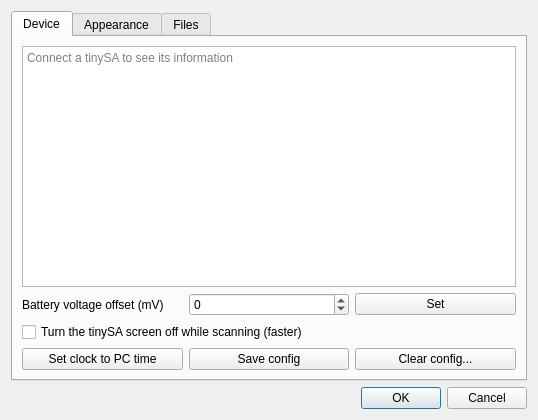
Before: the Qt Designer form src/ui/settingsdialog.ui in erikkaashoek/tinySA-app, drawn with Qt 5.
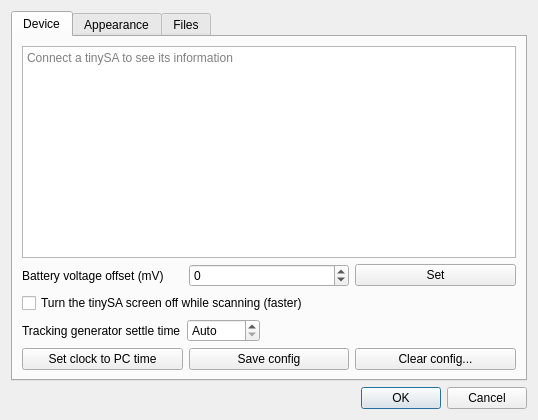
After: the same form once the commit is applied.

Commit message: Tracking generator: a second tinySA follows the sweep point by point

What changed in the file:
```diff
--- a/src/ui/settingsdialog.ui
+++ b/src/ui/settingsdialog.ui
@@ -75,6 +75,52 @@
          </property>
         </widget>
        </item>
+       <item>
+        <layout class="QHBoxLayout" name="trackSettleLayout">
+         <item>
+          <widget class="QLabel" name="trackSettleLabel">
+           <property name="text">
+            <string>Tracking generator settle time</string>
+           </property>
+          </widget>
+         </item>
+         <item>
+          <widget class="QSpinBox" name="trackSettleSpin">
+           <property name="toolTip">
+            <string>Wait between tuning the tracking generator and measuring. Auto: 10 ms when its screen is off (tinySA Ultra firmware with `ui`), 60 ms where its output changes path (823 MHz, 1.13 GHz), 150 ms with its screen on</string>
+           </property>
+           <property name="specialValueText">
+            <string>Auto</string>
+           </property>
+           <property name="suffix">
+            <string> ms</string>
+           </property>
+           <property name="minimum">
+            <number>-1</number>
+           </property>
+           <property name="maximum">
+            <number>5000</number>
+           </property>
+           <property name="value">
+            <number>-1</number>
+           </property>
+          </widget>
+         </item>
+         <item>
+          <spacer name="trackSettleSpacer">
+           <property name="orientation">
+            <enum>Qt::Orientation::Horizontal</enum>
+           </property>
+           <property name="sizeHint" stdset="0">
+            <size>
+             <width>40</width>
+             <height>20</height>
+            </size>
+           </property>
+          </spacer>
+         </item>
+        </layout>
+       </item>
        <item>
         <layout class="QHBoxLayout" name="deviceButtons">
          <item>
```
Left out of the diff: 2 changed lines with no effect on the pictures. The commit also changes 27 other files.
